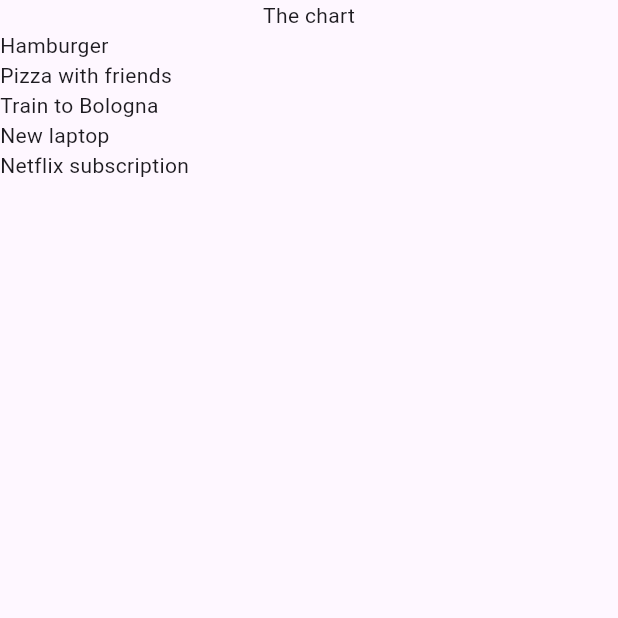
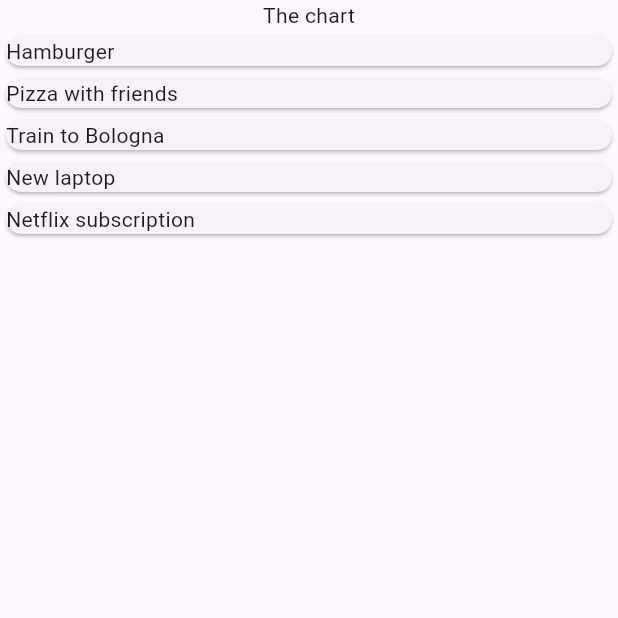
Before and after one commit to cristianmarcelli/expense_tracker, a Flutter app: the screen it shows after launch, on a phone screen of 412 x 824 dp, the top half of it. Run offline on Flutter 3.47's test engine with Material 3 defaults, Android fonts, the phone set to English and light mode, and no system bars.

Commit message:
Aggiunte cards

```diff
--- a/lib/main.dart
+++ b/lib/main.dart
@@ -1,6 +1,6 @@
 import 'package:flutter/material.dart';
 
-import 'expenses.dart';
+import 'widgets/expenses.dart';
 
 void main() {
   runApp(const Expenses());
--- a/lib/expenses.dart
+++ b/lib/widgets/expenses.dart
@@ -1,7 +1,7 @@
-import 'package:expense_tracker/expenses_list.dart';
+import 'package:expense_tracker/widgets/expenses_list/expenses_list.dart';
 import 'package:flutter/material.dart';
 
-import 'models/expense.dart';
+import '../models/expense.dart';
 
 class Expenses extends StatefulWidget {
   const Expenses({super.key});
--- /dev/null
+++ b/lib/widgets/expenses_list/expenses_item.dart
@@ -0,0 +1,16 @@
+import 'package:flutter/material.dart';
+
+import '../../models/expense.dart';
+
+class ExpensesItem extends StatelessWidget {
+  const ExpensesItem(this.expense, {super.key});
+
+  final Expense expense;
+
+  @override
+  Widget build(BuildContext context) {
+    return Card(
+      child: Text(expense.title),
+    );
+  }
+}
--- a/lib/expenses_list.dart
+++ b/lib/widgets/expenses_list/expenses_list.dart
@@ -1,6 +1,7 @@
+import 'package:expense_tracker/widgets/expenses_list/expenses_item.dart';
 import 'package:flutter/cupertino.dart';
 
-import 'models/expense.dart';
+import '../../models/expense.dart';
 
 class ExpensesList extends StatelessWidget {
   const ExpensesList({
@@ -14,7 +15,7 @@ class ExpensesList extends StatelessWidget {
   Widget build(BuildContext context) {
     return ListView.builder(
       itemCount: expenses.length,
-      itemBuilder: (ctx, index) => Text(expenses[index].title),
+      itemBuilder: (ctx, index) => ExpensesItem(expenses[index]),
     );
   }
 }
```
